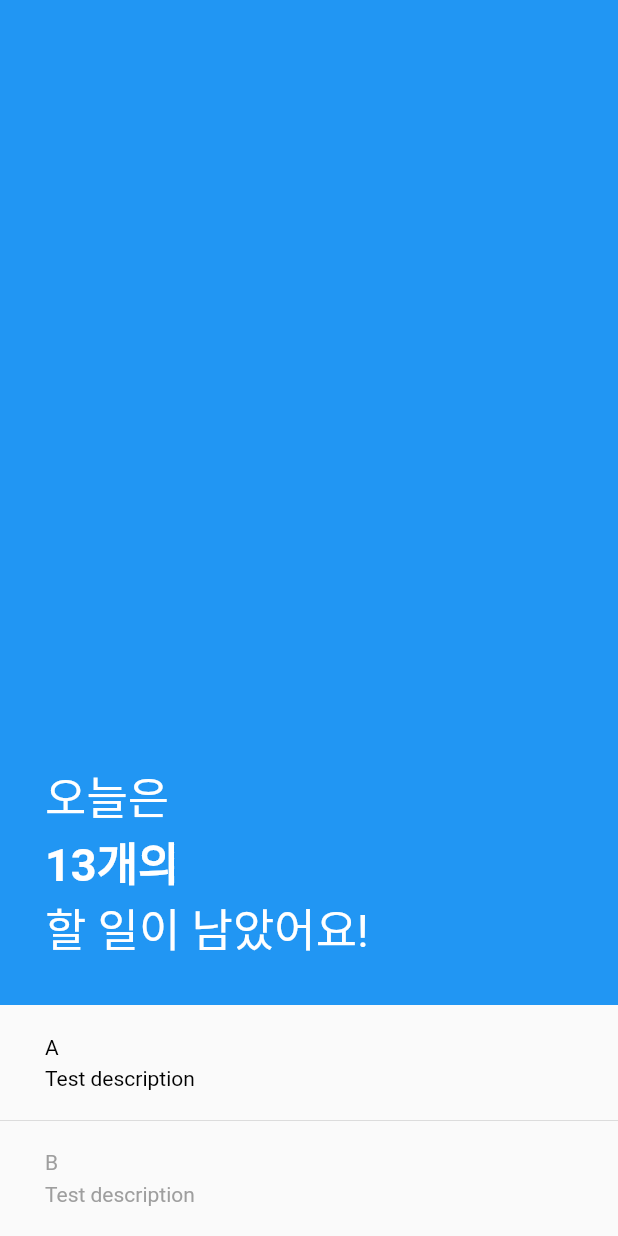
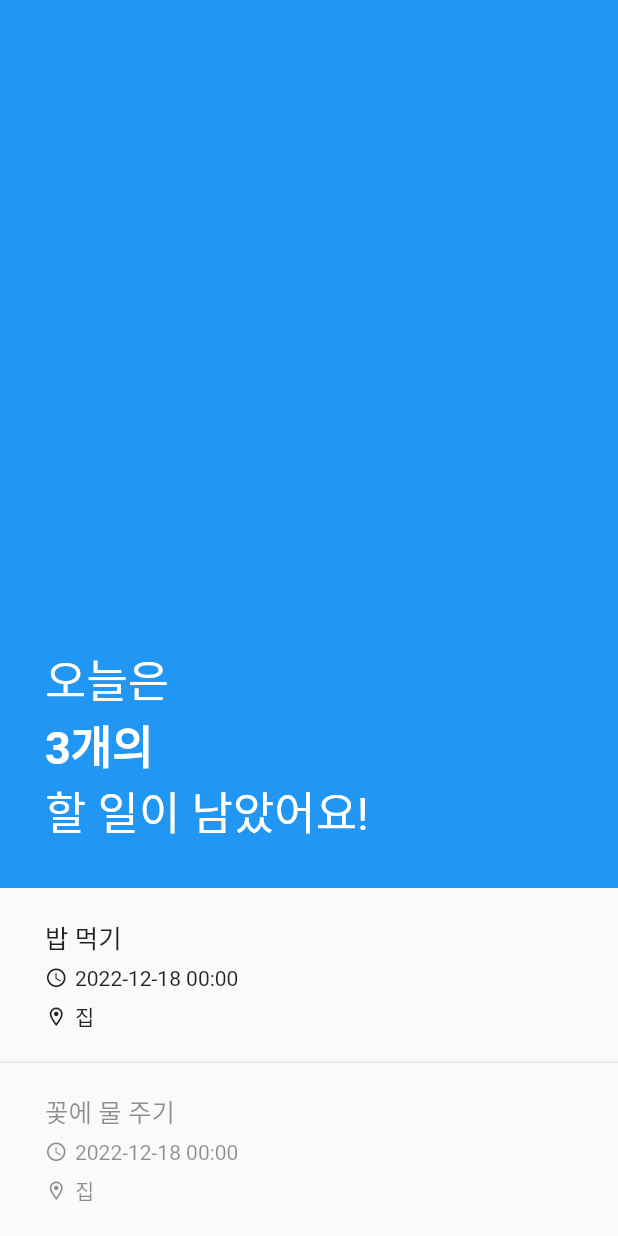
Before and after one commit to namooplus/Daily, a Flutter app: the screen it shows after launch, on a phone screen of 412 x 824 dp. Run offline on Flutter 3.47's test engine with Material 2 defaults, Android fonts, the phone set to English and light mode, and no system bars.

Commit message:
feat: add time and location property to task item

```diff
--- /dev/null
+++ b/lib/entities/task.dart
@@ -0,0 +1,7 @@
+class Task {
+  Task(this.label, {this.dateTime, this.location});
+
+  final String label;
+  final DateTime? dateTime;
+  final String? location;
+}
--- a/lib/screens/home.dart
+++ b/lib/screens/home.dart
@@ -1,3 +1,4 @@
+import 'package:daily/entities/task.dart';
 import 'package:daily/widgets/home/content_section.dart';
 import 'package:daily/widgets/home/summary_section.dart';
 import 'package:flutter/material.dart';
@@ -10,15 +11,19 @@ class HomeScreen extends StatefulWidget {
 }
 
 class _HomeScreenState extends State<HomeScreen> {
-  final int _count = 13;
+  List<Task> tasks = [
+    Task('밥 먹기', dateTime: DateTime(2022, 12, 18), location: '집'),
+    Task('꽃에 물 주기', dateTime: DateTime(2022, 12, 18), location: '집'),
+    Task('Flutter 공부하기', location: '카페')
+  ];
 
   @override
   Widget build(BuildContext context) {
     return Scaffold(
       body: Column(
         children: <Widget>[
-          SummarySection(count: _count),
-          ContentSection(),
+          SummarySection(count: tasks.length),
+          ContentSection(tasks: tasks),
         ],
       ),
     );
--- a/lib/widgets/common/task_item.dart
+++ b/lib/widgets/common/task_item.dart
@@ -1,32 +1,46 @@
+import 'package:daily/entities/task.dart';
 import 'package:flutter/material.dart';
+import 'package:intl/intl.dart';
 
 class TaskItem extends StatelessWidget {
-  TaskItem(
-      {super.key, required this.label, this.description, this.dimmed = false});
+  const TaskItem({super.key, required this.task, this.dimmed = false});
 
-  final String label;
-  final String? description;
+  final Task task;
   final bool dimmed;
-
-  late final TextStyle textStyle = dimmed
-      ? const TextStyle(color: Colors.grey)
-      : const TextStyle(color: Colors.black);
 
   @override
   Widget build(BuildContext context) {
     return InkWell(
       onTap: () => {},
+      child: Opacity(
+        opacity: dimmed ? 0.5 : 1,
         child: Padding(
           padding: const EdgeInsets.symmetric(vertical: 20, horizontal: 30),
           child: Column(
             crossAxisAlignment: CrossAxisAlignment.start,
             children: <Widget>[
-            Text(label, style: textStyle),
-            if (description != null) ...[
-              const SizedBox(height: 5),
-              Text(description!, style: textStyle)
+              Text(
+                task.label,
+                style: const TextStyle(fontSize: 17),
+              ),
+              if (task.dateTime != null) ...[
+                const SizedBox(height: 7),
+                Row(children: [
+                  const Icon(Icons.access_time, size: 15),
+                  const SizedBox(width: 5),
+                  Text(DateFormat('yyyy-MM-dd HH:mm').format(task.dateTime!))
+                ])
+              ],
+              if (task.location != null) ...[
+                const SizedBox(height: 7),
+                Row(children: [
+                  const Icon(Icons.location_on_outlined, size: 15),
+                  const SizedBox(width: 5),
+                  Text(task.location!)
+                ])
               ],
             ],
+          ),
         ),
       ),
     );
--- a/lib/widgets/home/content_section.dart
+++ b/lib/widgets/home/content_section.dart
@@ -1,25 +1,27 @@
+import 'package:daily/entities/task.dart';
 import 'package:daily/widgets/common/task_item.dart';
 import 'package:flutter/material.dart';
 
 class ContentSection extends StatelessWidget {
-  ContentSection({super.key});
+  ContentSection({super.key, required this.tasks});
 
-  final List<String> todo = <String>['A', 'B'];
+  final List<Task> tasks;
+
+  late final List<Task> nextTasks = tasks.take(2).toList();
 
   @override
   Widget build(BuildContext context) {
     return SafeArea(
       top: false,
       child: ListView.separated(
-        shrinkWrap: true,
-        padding: EdgeInsets.zero,
-        itemCount: todo.length,
+        itemCount: nextTasks.length,
         itemBuilder: (context, index) => TaskItem(
-          label: todo[index],
-          description: 'Test description',
+          task: nextTasks[index],
           dimmed: index > 0,
         ),
         separatorBuilder: (context, index) => const Divider(height: 0),
+        shrinkWrap: true,
+        padding: EdgeInsets.zero,
       ),
     );
   }
```
Also changed, not shown: pubspec.yaml (+3 -7 lines), pubspec.lock. Lines whose indentation alone changed are shown as unchanged.
